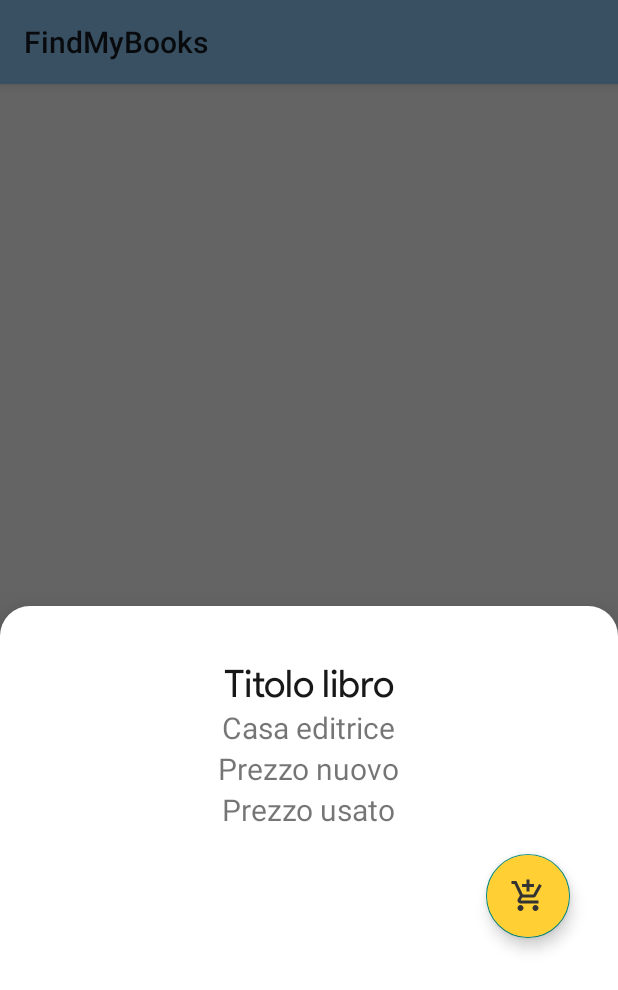
After one commit to oruamdalo/AppForBooks, an Android app: the fragment MyBottomSheet placed in its activity, on a phone screen of 412 x 824 dp. The commit adds this screen. Shown: the top 990 px of the screen. Run offline under Robolectric (Android 15) with nearby library versions, the phone set to English and light mode, and no system bars; our stand-ins replace Volley; network calls fail.

Commit message:
Added bottom sheet on book item clicked...

```diff
--- a/app/build.gradle
+++ b/app/build.gradle
@@ -22,13 +22,13 @@ dependencies {
     implementation fileTree(include: ['*.jar'], dir: 'libs')
     //noinspection GradleCompatible
     implementation 'com.android.support:appcompat-v7:28.0.0'
+    implementation 'com.android.support:design:28.0.0'
     implementation 'com.android.support.constraint:constraint-layout:1.1.3'
     implementation 'com.github.MdFarhanRaja:SearchableSpinner:2.0'
     implementation 'com.android.volley:volley:1.1.1'
     implementation 'com.squareup.picasso:picasso:2.71828'
     implementation 'com.android.support:cardview-v7:28.0.0'
     implementation 'com.android.support:recyclerview-v7:28.0.0'
-    implementation 'com.android.support:design:28.0.0'
     testImplementation 'junit:junit:4.12'
     androidTestImplementation 'com.android.support.test:runner:1.0.2'
     androidTestImplementation 'com.android.support.test.espresso:espresso-core:3.0.2'
--- a/app/src/main/AndroidManifest.xml
+++ b/app/src/main/AndroidManifest.xml
@@ -14,23 +14,17 @@
         android:theme="@style/AppTheme">
         <activity
             android:name=".Utils.BookItemViewer"
-            android:label="@string/title_activity_book_item_viewer"
+            android:label="Find my page"
             android:theme="@style/AppTheme.NoActionBar">
+        </activity>
+        <activity android:name=".MainActivity" />
+        <activity android:name=".Activities.IntroSlider">
             <intent-filter>
-            <action android:name="android.intent.action.MAIN" />
+                <action android:name="android.intent.action.MAIN" />
 
-            <category android:name="android.intent.category.LAUNCHER" />
+                <category android:name="android.intent.category.LAUNCHER" />
             </intent-filter>
         </activity>
-        <activity android:name=".MainActivity" />
-        <activity android:name=".Activities.IntroSlider" />
-        <!--<activity android:name=".Activities.IntroSlider">-->
-            <!--<intent-filter>-->
-                <!--<action android:name="android.intent.action.MAIN" />-->
-
-                <!--<category android:name="android.intent.category.LAUNCHER" />-->
-            <!--</intent-filter>-->
-        <!--</activity>-->
     </application>
 
 </manifest>
--- /dev/null
+++ b/app/src/main/java/test/appforbooks/com/Activities/MyBottomSheet.java
@@ -0,0 +1,102 @@
+package test.appforbooks.com.Activities;
+
+import android.annotation.SuppressLint;
+import android.app.Dialog;
+import android.content.Context;
+import android.graphics.Color;
+import android.os.Bundle;
+import android.support.annotation.NonNull;
+import android.support.annotation.Nullable;
+import android.support.design.widget.BottomSheetBehavior;
+import android.support.design.widget.BottomSheetDialog;
+import android.support.design.widget.BottomSheetDialogFragment;
+import android.support.design.widget.CoordinatorLayout;
+import android.support.design.widget.FloatingActionButton;
+import android.support.design.widget.Snackbar;
+import android.view.LayoutInflater;
+import android.view.View;
+import android.view.ViewGroup;
+import android.widget.Button;
+import android.widget.Toast;
+
+import test.appforbooks.com.MainActivity;
+import test.appforbooks.com.R;
+
+public class MyBottomSheet extends BottomSheetDialogFragment{
+    private BottomSheetListener mListener;
+    @Nullable
+    @Override
+    public View onCreateView(@NonNull LayoutInflater inflater, @Nullable ViewGroup container, @Nullable Bundle savedInstanceState) {
+        View v = inflater.inflate(R.layout.bottom_sheet, container, false);
+
+        FloatingActionButton fab = v.findViewById(R.id.fab);
+        fab.setOnClickListener(new View.OnClickListener() {
+            @Override
+            public void onClick(View view) {
+
+            }
+        });
+        //TODO: set the text with correspondi book values
+
+        //I dont need this. It was just an example
+        /*Button button1 = v.findViewById(R.id.btn_button1);
+        Button button2 = v.findViewById(R.id.button2);
+
+        button1.setOnClickListener(new View.OnClickListener() {
+            @Override
+            public void onClick(View v) {
+                mListener.onButtonClicked("Button 1 clicked");
+                dismiss();
+            }
+        });
+        button2.setOnClickListener(new View.OnClickListener() {
+            @Override
+            public void onClick(View v) {
+                mListener.onButtonClicked("Button 2 clicked");
+                dismiss();
+            }
+        });*/
+
+        return v;
+//        return super.onCreateView(inflater, container, savedInstanceState);
+    }
+
+    @Override
+    public void setupDialog(Dialog dialog, int style) {
+        View v = LayoutInflater.from(getActivity()).inflate(R.layout.bottom_sheet, null);
+        dialog.setContentView(v);
+
+        CoordinatorLayout.LayoutParams params = (CoordinatorLayout.LayoutParams) ((View) v.getParent()).getLayoutParams();
+        CoordinatorLayout.Behavior behavior = params.getBehavior();
+        ((BottomSheetBehavior) behavior).setState(BottomSheetBehavior.STATE_EXPANDED);
+    }
+
+    public interface BottomSheetListener{
+        void onButtonClicked(String text);
+    }
+
+    @Override
+    public int getTheme() {
+        super.getTheme();
+        return R.style.BaseBottomSheetDialog;
+    }
+
+    @Override
+    public Dialog onCreateDialog(Bundle savedInstanceState) {
+        super.onCreateDialog(savedInstanceState);
+        return new BottomSheetDialog(requireContext(), getTheme());
+    }
+
+    @Override
+    public void onAttach(Context context) {
+        super.onAttach(context);
+
+        try{
+            mListener = (BottomSheetListener) context;
+        }catch(Exception e) {
+            throw new ClassCastException(context.toString() + " must implement BottomSheetListener");
+        }
+
+
+    }
+}
--- a/app/src/main/java/test/appforbooks/com/Adapters/BookAdapter.java
+++ b/app/src/main/java/test/appforbooks/com/Adapters/BookAdapter.java
@@ -1,6 +1,7 @@
 package test.appforbooks.com.Adapters;
 
 import android.support.annotation.NonNull;
+import android.support.v4.app.FragmentActivity;
 import android.support.v7.widget.RecyclerView;
 import android.view.LayoutInflater;
 import android.view.View;
@@ -11,18 +12,14 @@ import android.widget.Toast;
 
 import com.squareup.picasso.Picasso;
 
-import org.w3c.dom.Text;
+import java.util.ArrayList;
 
-import java.util.ArrayList;
-import java.util.HashMap;
-
+import test.appforbooks.com.Activities.MyBottomSheet;
 import test.appforbooks.com.BookUtils.Book;
 import test.appforbooks.com.R;
-import test.appforbooks.com.SchoolUtils.SchoolManagerInterface;
-import test.appforbooks.com.Utils.PicassoCircleTransformation;
 import test.appforbooks.com.Utils.VolleyResponse;
 
-public class BookAdapter extends RecyclerView.Adapter<BookAdapter.BookViewHolder> {
+public class BookAdapter extends RecyclerView.Adapter<BookAdapter.BookViewHolder> implements MyBottomSheet.BottomSheetListener{
 
     ArrayList<Book> data;
 
@@ -41,16 +38,20 @@ public class BookAdapter extends RecyclerView.Adapter<BookAdapter.BookViewHolder
 
     @NonNull
     @Override
-    public BookAdapter.BookViewHolder onCreateViewHolder(@NonNull ViewGroup viewGroup, int i) {
+    public BookAdapter.BookViewHolder onCreateViewHolder(@NonNull final ViewGroup viewGroup, int i) {
 
         // create a new view
         View v = (View) LayoutInflater.from(viewGroup.getContext())
                 .inflate(R.layout.book_item_list, viewGroup, false);
 
+
+
         v.setOnClickListener(new View.OnClickListener() {
             @Override
             public void onClick(View v) {
                 Toast.makeText(v.getContext(), ((TextView)v.findViewById(R.id.book_title)).getText().toString(),Toast.LENGTH_SHORT).show();
+                MyBottomSheet bottomSheet = new MyBottomSheet();
+                bottomSheet.show(((FragmentActivity)viewGroup.getContext()).getSupportFragmentManager(), "bottomSheet");
             }
         });
 
@@ -80,5 +81,9 @@ public class BookAdapter extends RecyclerView.Adapter<BookAdapter.BookViewHolder
         return data.size();
     }
 
+    @Override
+    public void onButtonClicked(String text) {
+    }
+
 
 }
--- a/app/src/main/java/test/appforbooks/com/MainActivity.java
+++ b/app/src/main/java/test/appforbooks/com/MainActivity.java
@@ -20,6 +20,7 @@ import org.json.JSONObject;
 import java.util.ArrayList;
 import java.util.HashMap;
 
+import test.appforbooks.com.Activities.MyBottomSheet;
 import test.appforbooks.com.Adapters.BookAdapter;
 import test.appforbooks.com.BookUtils.Book;
 import test.appforbooks.com.SchoolUtils.ResultManager;
@@ -29,7 +30,7 @@ import test.appforbooks.com.SchoolUtils.SchoolManagerInterface;
 import test.appforbooks.com.Utils.PrefManager;
 import test.appforbooks.com.Utils.VolleyResponse;
 
-public class MainActivity extends AppCompatActivity {
+public class MainActivity extends AppCompatActivity implements MyBottomSheet.BottomSheetListener {
 
     RecyclerView bList;
     RecyclerView.Adapter bAdapter;
@@ -88,5 +89,8 @@ public class MainActivity extends AppCompatActivity {
         });
     }
 
+    @Override
+    public void onButtonClicked(String text) {
 
+    }
 }
--- /dev/null
+++ b/app/src/main/res/drawable/bg_bottom_sheet.xml
@@ -0,0 +1,9 @@
+<?xml version="1.0" encoding="utf-8"?>
+<shape xmlns:android="http://schemas.android.com/apk/res/android"
+    android:shape="rectangle">
+    <corners
+        android:topLeftRadius="20dp"
+        android:topRightRadius="20dp" />
+    <padding android:top="20dp" />
+    <solid android:color="#fff" />
+</shape>
--- /dev/null
+++ b/app/src/main/res/layout/bottom_sheet.xml
@@ -0,0 +1,55 @@
+<?xml version="1.0" encoding="utf-8"?>
+<LinearLayout xmlns:android="http://schemas.android.com/apk/res/android"
+    xmlns:app="http://schemas.android.com/apk/res-auto"
+    android:id="@+id/bottom_sheet"
+    android:orientation="vertical"
+    android:layout_width="match_parent"
+    android:layout_height="400dp"
+    android:maxHeight="400dp"
+    android:minHeight="400dp"
+    android:gravity="center_horizontal"
+    android:padding="16dp"
+    android:layout_margin="10dp">
+
+    <TextView
+        android:id="@+id/chosen_book_title"
+        android:layout_width="wrap_content"
+        android:layout_height="wrap_content"
+        android:text="Titolo libro"
+        android:fontFamily="@font/ps_regular"
+        android:textColor="#181818"
+        android:textSize="25sp"/>
+
+    <TextView
+        android:id="@+id/chosen_book_manufacturer"
+        android:layout_width="wrap_content"
+        android:layout_height="wrap_content"
+        android:text="Casa editrice"
+        android:textSize="20sp"/>
+
+    <TextView
+        android:id="@+id/chosen_book_price_2"
+        android:layout_width="wrap_content"
+        android:layout_height="wrap_content"
+        android:text="Prezzo nuovo"
+        android:textSize="20sp"/>
+
+    <TextView
+        android:id="@+id/chosen_book_price_1"
+        android:layout_width="wrap_content"
+        android:layout_height="wrap_content"
+        android:text="Prezzo usato"
+        android:textSize="20sp"/>
+
+    <android.support.design.widget.FloatingActionButton
+        android:id="@+id/fab"
+        android:layout_width="wrap_content"
+        android:layout_height="wrap_content"
+        android:layout_gravity="end|bottom"
+        android:src="@drawable/shopping_cart"
+        android:layout_margin="16dp"
+        android:backgroundTint="@color/colorSecondary3"
+        app:rippleColor="@color/colorSecondary2"/>
+
+
+</LinearLayout>
--- a/app/src/main/res/values/styles.xml
+++ b/app/src/main/res/values/styles.xml
@@ -40,4 +40,19 @@
 
     <style name="AppTheme.PopupOverlay" parent="ThemeOverlay.AppCompat.Light" />
 
+    <!--BOTTOM SHEET THEME-->
+    <!-- set the rounded drawable as background to your bottom sheet -->
+    <style name="BottomSheet" parent="@style/Widget.Design.BottomSheet.Modal">
+        <item name="android:background">@drawable/bg_bottom_sheet</item>
+    </style>
+
+    <style name="BaseBottomSheetDialog" parent="@style/Theme.Design.Light.BottomSheetDialog">
+        <item name="android:windowIsFloating">false</item>
+        <item name="bottomSheetStyle">@style/BottomSheet</item>
+        <item name="android:statusBarColor">@android:color/transparent</item>
+        <item name="android:navigationBarColor">#fff</item>
+    </style>
+
+    <style name="BottomSheetDialogTheme" parent="BaseBottomSheetDialog" />
+
 </resources>
```
Also changed, not shown: app/src/main/java/test/appforbooks/com/Activities/IntroSlider.java (+0 -3 lines).
